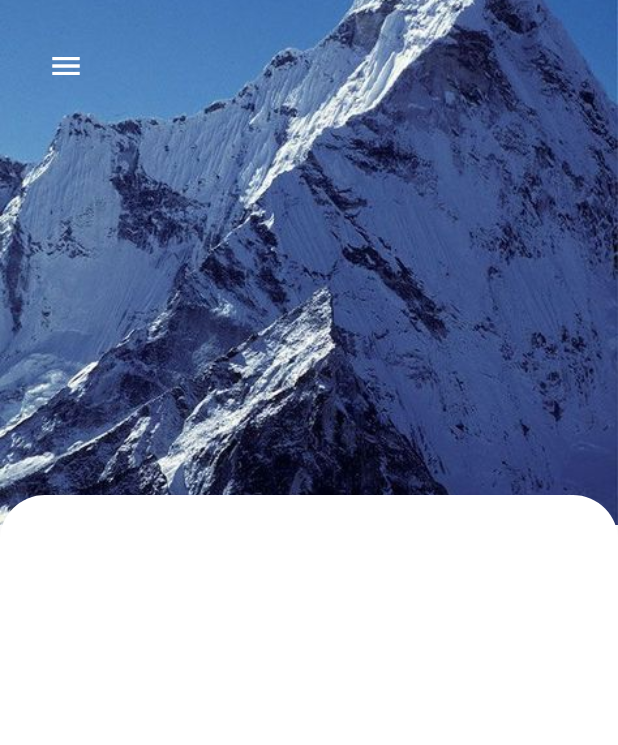
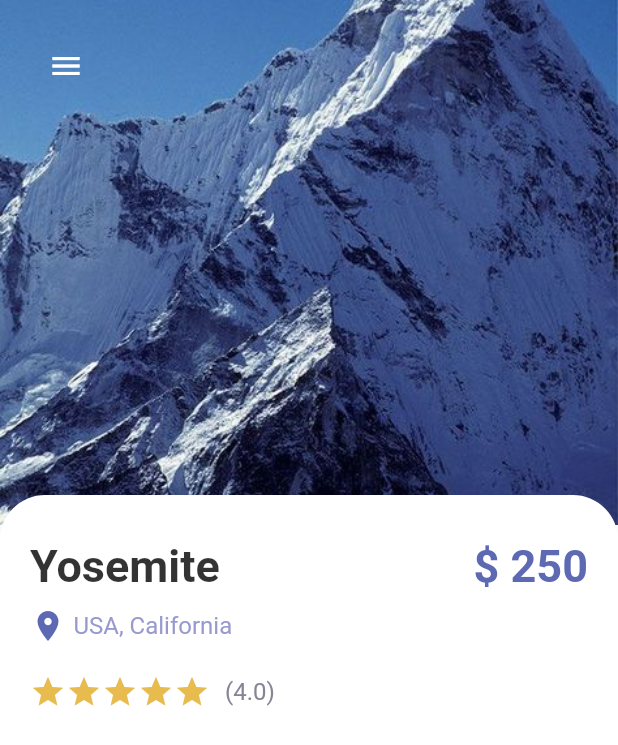
Before and after one commit to Bepo0328/travel_app, a Flutter app: the screen it shows after launch, on a phone screen of 412 x 824 dp. Shown: the top 745 px of the screen. Run offline on Flutter 3.47's test engine with Material 2 defaults, Android fonts, the phone set to English and light mode, and no system bars.

Commit message:
TravelApp: Detail Page - Column Layout

```diff
--- a/lib/pages/detail_page.dart
+++ b/lib/pages/detail_page.dart
@@ -1,6 +1,6 @@
 import 'package:flutter/material.dart';
 import 'package:travel_app/misc/colors.dart';
-import 'package:travel_app/widgets/app_large_text.dart';
+import 'package:travel_app/widgets/widgets.dart';
 
 class DetailPage extends StatefulWidget {
   const DetailPage({Key? key}) : super(key: key);
@@ -59,6 +59,59 @@ class _DetailPageState extends State<DetailPage> {
                       topRight: Radius.circular(30),
                     ),
                   ),
+                  child: Column(
+                    crossAxisAlignment: CrossAxisAlignment.start,
+                    children: [
+                      Row(
+                        mainAxisAlignment: MainAxisAlignment.spaceBetween,
+                        children: [
+                          AppLargeText(
+                            text: 'Yosemite',
+                            color: Colors.black.withOpacity(0.8),
+                          ),
+                          const AppLargeText(
+                            text: '\$ 250',
+                            color: AppColors.mainColor,
+                          ),
+                        ],
+                      ),
+                      const SizedBox(height: 10),
+                      Row(
+                        children: const [
+                          Icon(
+                            Icons.location_on,
+                            color: AppColors.mainColor,
+                          ),
+                          SizedBox(width: 5),
+                          AppText(
+                            text: 'USA, California',
+                            color: AppColors.textColor1,
+                          ),
+                        ],
+                      ),
+                      const SizedBox(height: 20),
+                      Row(
+                        children: [
+                          Wrap(
+                            children: List.generate(
+                              5,
+                              (index) {
+                                return const Icon(
+                                  Icons.star,
+                                  color: AppColors.starColor,
+                                );
+                              },
+                            ),
+                          ),
+                          const SizedBox(width: 10),
+                          const AppText(
+                            text: '(4.0)',
+                            color: AppColors.textColor2,
+                          ),
+                        ],
+                      ),
+                    ],
+                  ),
                 ),
               ),
             ],
```
